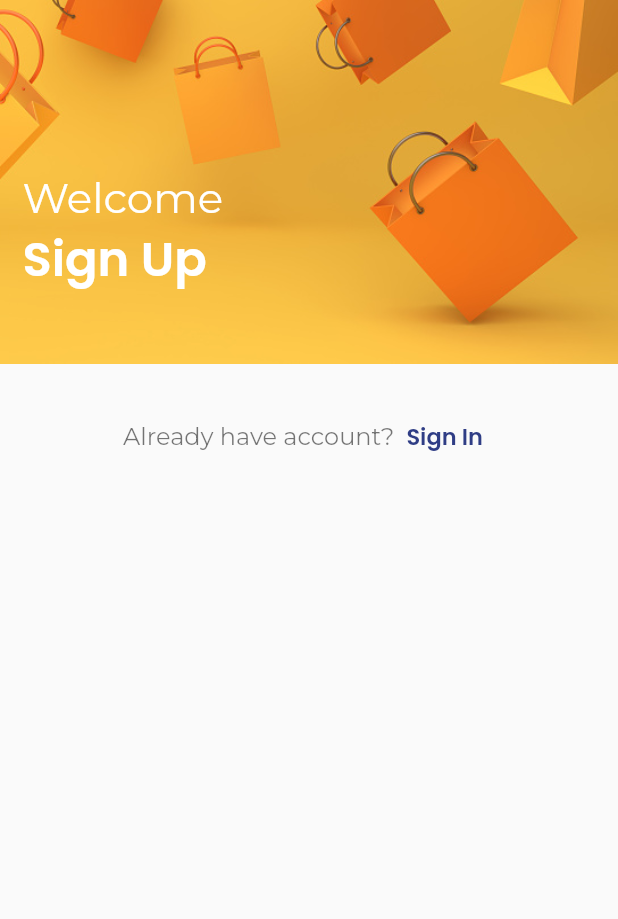
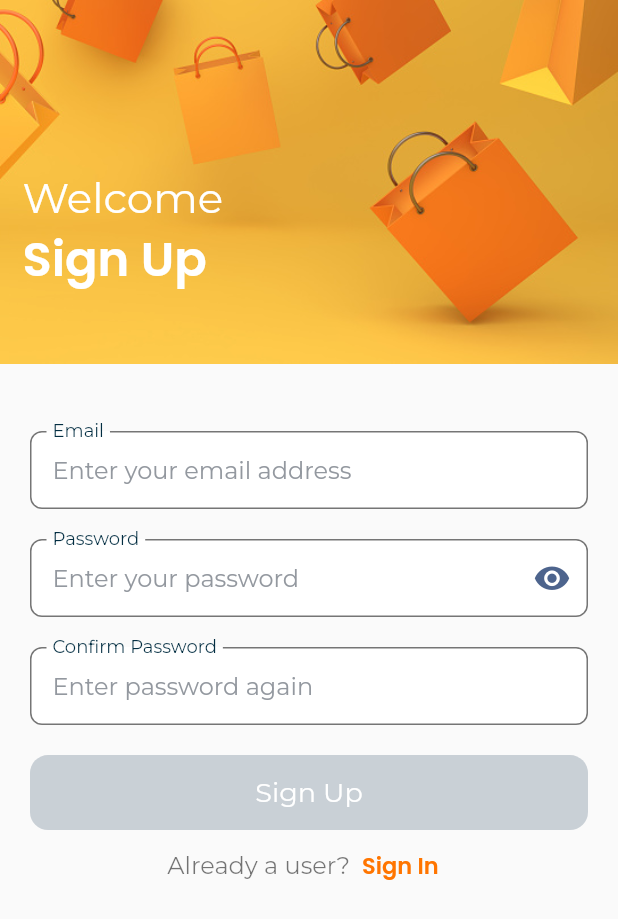
Before and after one commit to uditmishra128/xiaomi_ode2Code, a Flutter app: the screen it shows after launch, after a tap on "Sign Up", on a phone screen of 412 x 824 dp. Shown: the top 919 px of the screen. Run offline on Flutter 3.47's test engine with Material 2 defaults, Android fonts, the phone set to English and light mode, and no system bars; our stand-ins replace flutter_spinkit, google_fonts.

Commit message:
Implemented Sign Up sreen UI

```diff
--- a/lib/screens/splash/auth/auth.dart
+++ b/lib/screens/splash/auth/auth.dart
@@ -64,7 +64,7 @@ class _LoginRegisterScreenState extends State<LoginRegisterScreen> {
               mainAxisAlignment: MainAxisAlignment.center,
               children: [
                 Text(
-                  !login ? 'Already have account?' : 'Don\'t have account?',
+                  !login ? 'Already a user?' : 'Don\'t have account?',
                   style: bodyStyle1(context: context, size: 16),
                 ),
                 TextButton(
@@ -76,7 +76,7 @@ class _LoginRegisterScreenState extends State<LoginRegisterScreen> {
                     child: Text(
                       !login ? 'Sign In' : ' Sign Up',
                       style: headingStyle1(
-                          context: context, color: txtHeadColor, size: 15),
+                          context: context, color: primary, size: 15),
                     ))
               ],
             ),
--- a/lib/screens/splash/auth/sign_in.dart
+++ b/lib/screens/splash/auth/sign_in.dart
@@ -88,7 +88,7 @@ class _SignInState extends State<SignIn> {
                 },
                 icon: Icon(
                   Icons.remove_red_eye,
-                  color: obscure ? primary : primary.withOpacity(0.3),
+                  color: obscure ? blueBerry3 : blueBerry4.withOpacity(0.3),
                   size: 25.0,
                 ),
               ),
@@ -98,7 +98,7 @@ class _SignInState extends State<SignIn> {
                 },
                 child: Text('Forget Password?',
                     style: headingStyle1(
-                        context: context, size: 14, color: txtHeadColor)),
+                        context: context, size: 14, color: primary)),
               ),
               onChanged: (String val) {
                 setState(() {});
--- a/lib/screens/splash/auth/sign_up.dart
+++ b/lib/screens/splash/auth/sign_up.dart
@@ -1,4 +1,9 @@
 import 'package:flutter/material.dart';
+import 'package:xiomi_ode_to_code/utils/color.dart';
+import 'package:xiomi_ode_to_code/utils/decoration.dart';
+import 'package:xiomi_ode_to_code/utils/validator.dart';
+import 'package:xiomi_ode_to_code/widget/common/custom_btn.dart';
+import 'package:xiomi_ode_to_code/widget/common/form_field.dart';
 
 class SignUp extends StatefulWidget {
   const SignUp({Key? key}) : super(key: key);
@@ -8,8 +13,142 @@ class SignUp extends StatefulWidget {
 }
 
 class _SignUpState extends State<SignUp> {
+  late FocusNode email, password, confirmPassword, signUp;
+  GlobalKey<FormState> signUpKey = GlobalKey<FormState>();
+  TextEditingController passController = TextEditingController();
+  TextEditingController confirmPassController = TextEditingController();
+  TextEditingController emailController = TextEditingController();
+  bool obscurePass = true;
+  bool loading = false;
+
+  @override
+  void initState() {
+    email = FocusNode();
+    password = FocusNode();
+    confirmPassword = FocusNode();
+    signUp = FocusNode();
+    super.initState();
+  }
+
+  @override
+  void dispose() {
+    email.dispose();
+    password.dispose();
+    confirmPassword.dispose();
+    signUp.dispose();
+    super.dispose();
+  }
+
   @override
   Widget build(BuildContext context) {
-    return Container();
+    return Padding(
+      padding: const EdgeInsets.symmetric(horizontal: 20),
+      child: Form(
+        key: signUpKey,
+        child: Column(
+          children: [
+            // email
+            const SizedBox(
+              height: 20,
+            ),
+            CustomFormField(
+              labelTxt: 'Email',
+              focus: email,
+              hint: 'Enter your email address',
+              border: border4(Colors.black54, 8),
+              validatorFn: emailValidator,
+              controller: emailController,
+              onChanged: (String val) {
+                setState(() {});
+              },
+              textInputAction: TextInputAction.next,
+              inputType: TextInputType.emailAddress,
+              onFiledSubmitted: (String val) {
+                email.unfocus();
+                FocusScope.of(context).requestFocus(password);
+              },
+            ),
+
+            // password
+            const SizedBox(
+              height: 20,
+            ),
+            CustomFormField(
+              labelTxt: 'Password',
+              focus: password,
+              obscure: obscurePass,
+              hint: 'Enter your password',
+              border: border4(Colors.black54, 8),
+              textInputAction: TextInputAction.done,
+              inputType: TextInputType.text,
+              controller: passController,
+              suffix: IconButton(
+                onPressed: () {
+                  setState(() {
+                    obscurePass = !obscurePass;
+                  });
+                },
+                icon: Icon(
+                  Icons.remove_red_eye,
+                  color: obscurePass ? blueBerry3 : blueBerry4.withOpacity(0.3),
+                  size: 25.0,
+                ),
+              ),
+              onChanged: (String val) {
+                setState(() {});
+              },
+              onFiledSubmitted: (String val) {
+                password.unfocus();
+                FocusScope.of(context).requestFocus(confirmPassword);
+              },
+            ),
+            // Confirm Password
+            const SizedBox(
+              height: 20,
+            ),
+            CustomFormField(
+              labelTxt: 'Confirm Password',
+              focus: confirmPassword,
+              obscure: obscurePass,
+              hint: 'Enter password again',
+              border: border4(Colors.black54, 8),
+              validatorFn: (String? value) {
+                if (value!.isNotEmpty && value != passController.text) {
+                  return "Password doesn't match";
+                }
+                return null;
+              },
+              textInputAction: TextInputAction.done,
+              inputType: TextInputType.text,
+              controller: confirmPassController,
+              onChanged: (String val) {
+                setState(() {});
+              },
+              onFiledSubmitted: (String val) {
+                confirmPassword.unfocus();
+                FocusScope.of(context).requestFocus(signUp);
+              },
+            ),
+
+            // register
+            const SizedBox(
+              height: 20,
+            ),
+            CustomButton(
+              title: 'Sign Up',
+              color: secondary,
+              loading: loading,
+              onTap: emailController.text.isEmpty ||
+                      passController.text.isEmpty ||
+                      confirmPassController.text.isEmpty
+                  ? null
+                  : () async {},
+              curve: 12,
+              focus: signUp,
+            ),
+          ],
+        ),
+      ),
+    );
   }
 }
```
Also changed, not shown: 1 other file.
